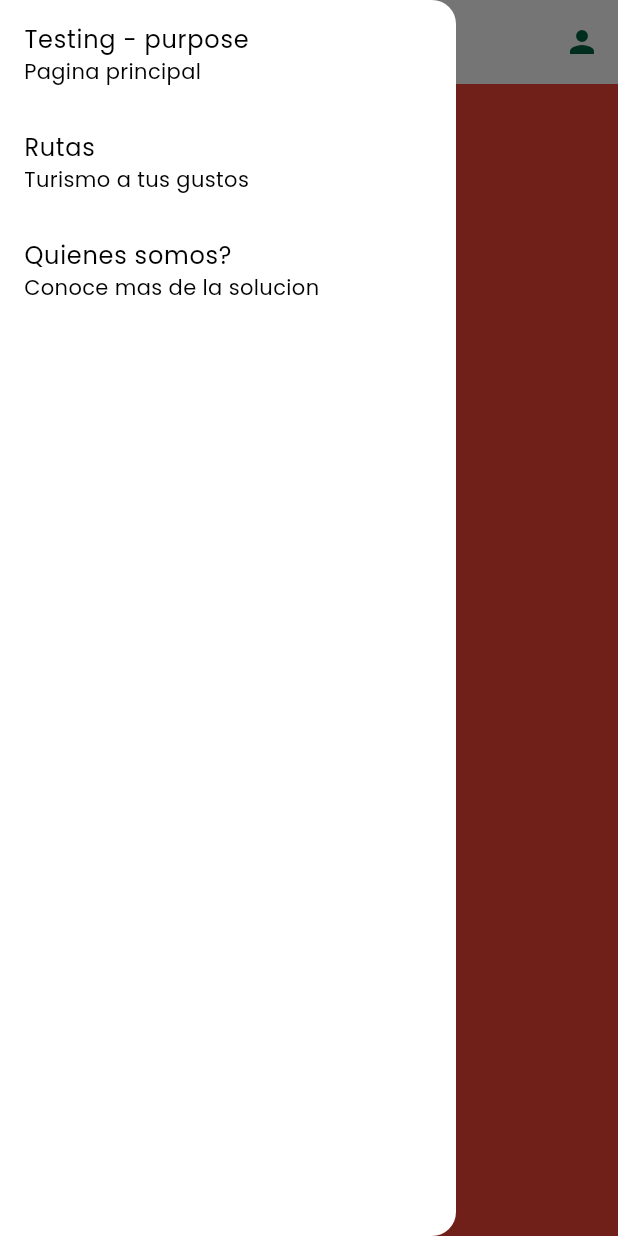
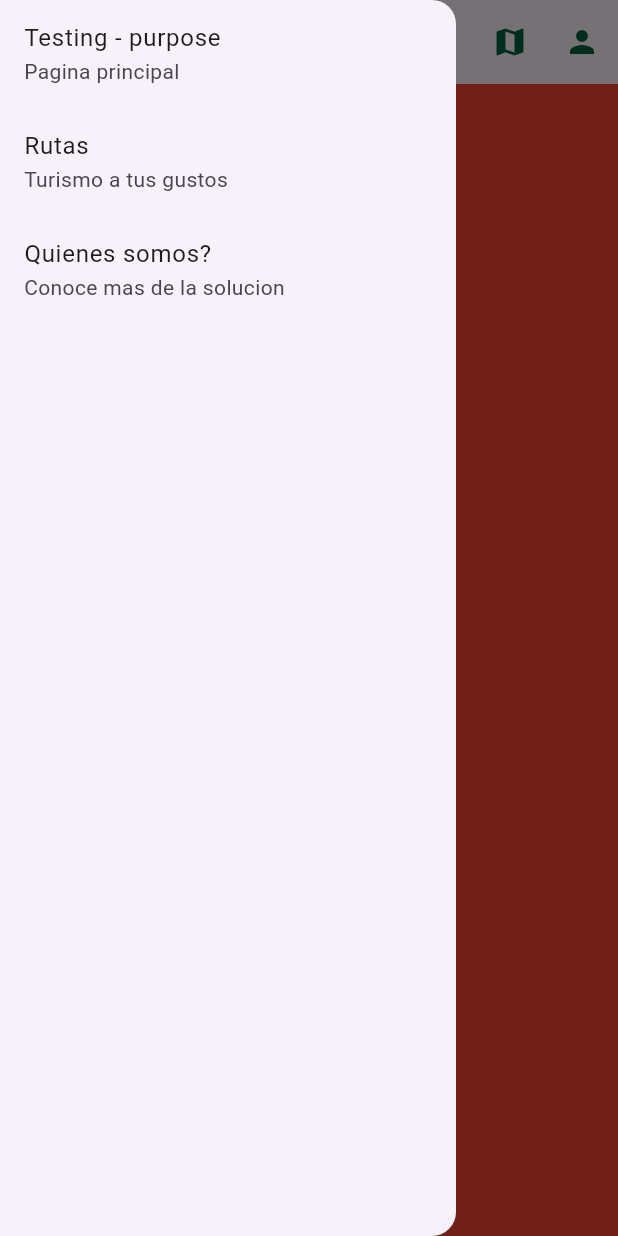
Before and after one commit to app-brand/know-mcbo-gitflow, a Flutter app: the screen it shows after launch, with the side drawer open, on a phone screen of 412 x 824 dp. Run offline on Flutter 3.47's test engine with Material 3 defaults, Android fonts, the phone set to English and light mode, and no system bars; our stand-ins replace bloc, cloud_firestore, dartz, firebase_auth, firebase_core, flutter_bloc and 4 more; accounts and stored records are empty; statements that could not run were skipped.

Commit message:
pagina de mapas agregada

```diff
--- a/lib/main.dart
+++ b/lib/main.dart
@@ -3,6 +3,7 @@ import 'package:flutter/material.dart';
 import 'package:know_my_city/firebase_options.dart';
 import 'package:know_my_city/injection.dart';
 import 'package:know_my_city/presentation/core/home_core.dart';
+import 'package:know_my_city/presentation/core/router_core.dart';
 
 void main() async {
   configureDependencies();
@@ -11,5 +12,21 @@ void main() async {
     options: DefaultFirebaseOptions.currentPlatform,
   );
   // Inicializadore - Mejorar esta logica.
-  runApp(const HomeCore());
+  runApp(const MyApp());
 }
+
+class MyApp extends StatelessWidget {
+  const MyApp({super.key});
+
+  @override
+  Widget build(BuildContext context) {
+    return MaterialApp.router(
+      routerConfig: routerCore,
+      title: 'Know My City',
+      theme: ThemeData(
+        primarySwatch: Colors.blue,
+      ),
+      debugShowCheckedModeBanner: false,
+    );
+  }
+}
--- a/lib/presentation/core/router_core.dart
+++ b/lib/presentation/core/router_core.dart
@@ -1,5 +1,6 @@
 import 'package:go_router/go_router.dart';
 import 'package:know_my_city/presentation/pages/home_page.dart';
+import 'package:know_my_city/presentation/pages/maps_page.dart';
 
 final routerCore = GoRouter(
   routes: [
@@ -7,5 +8,9 @@ final routerCore = GoRouter(
       path: '/',
       builder: (context, state) => const HomePage(),
     ),
+    GoRoute(
+      path: '/maps',
+      builder: (context, state) => const MapsPage(),
+    ),
   ],
 );
--- a/lib/presentation/pages/home_page.dart
+++ b/lib/presentation/pages/home_page.dart
@@ -4,6 +4,7 @@ import 'package:know_my_city/application/sing_in/sign_in_bloc.dart';
 import 'package:know_my_city/injection.dart';
 import 'package:know_my_city/presentation/core/theme_core.dart';
 import 'package:know_my_city/presentation/dialogs/login_dialog.dart';
+import 'package:go_router/go_router.dart';
 
 class HomePage extends StatefulWidget {
   // Constructo #1 - Diagrama y UML
@@ -62,6 +63,17 @@ class MainHome extends StatelessWidget {
             child: Center(
               child: IconButton(
                 onPressed: () {
+                  context.go('/maps');
+                },
+                color: ThemeCore.primaryColor,
+                icon: const Icon(Icons.map),
+              )
+            )
+          ),
+          SizedBox(
+            child: Center(
+              child: IconButton(
+                onPressed: () {
                   showDialog(
                     context: context,
                     builder: (BuildContext context) {
@@ -73,7 +85,7 @@ class MainHome extends StatelessWidget {
                 icon: const Icon(Icons.person),
               ),
             ),
-          )
+          ),
         ],
       ),
       drawer: Drawer(
```
Also changed, not shown: lib/presentation/pages/maps_page.dart (added, +98 -0 lines), flutter_01.png (added).
